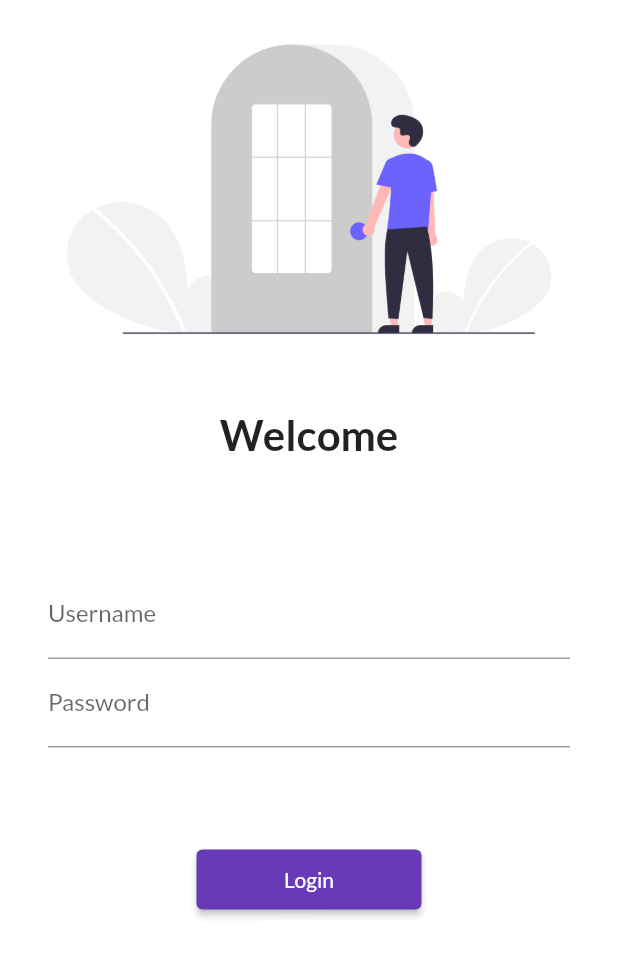
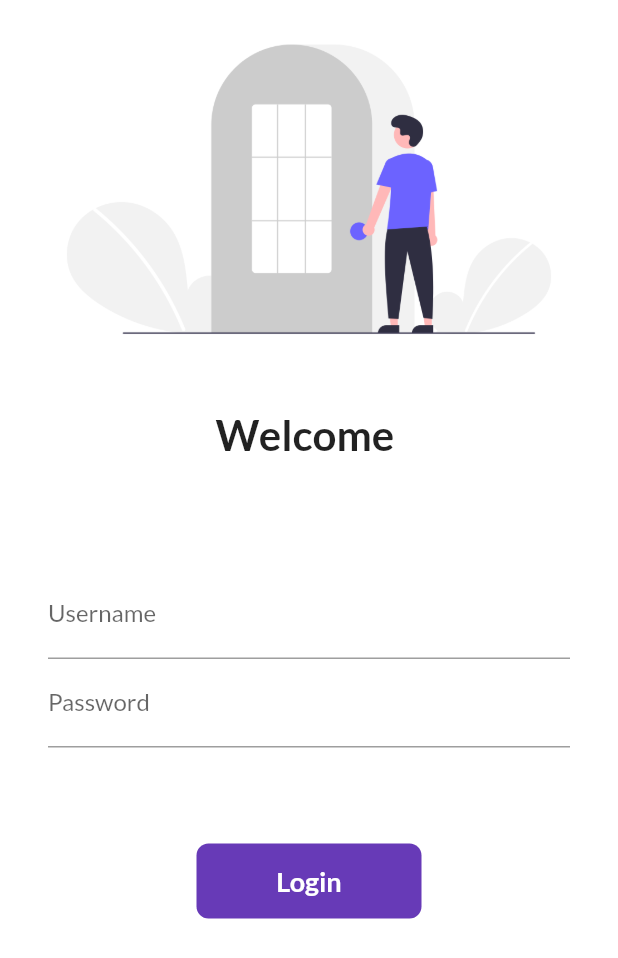
Before and after one commit to urmil404/Catalog-App, a Flutter app: the screen it shows after launch, on a phone screen of 412 x 824 dp. Shown: the top 958 px of the screen. Run offline on Flutter 3.47's test engine with Material 2 defaults, Android fonts, the phone set to English and light mode, and no system bars; our stand-ins replace google_fonts.

Commit message:
Animated Button and async await

```diff
--- a/lib/pages/home.dart
+++ b/lib/pages/home.dart
@@ -11,7 +11,7 @@ class homePage extends StatelessWidget {
         title: Text(
           "Catalog App",
           style: TextStyle(
-            color: Colors.yellow,
+            color: Colors.white,
             fontWeight: FontWeight.bold,
           ),
         ),
--- a/lib/pages/login_page.dart
+++ b/lib/pages/login_page.dart
@@ -1,8 +1,16 @@
 import 'package:flutter/material.dart';
 import 'package:flutter_catalog/utils/routes.dart';
 
-class LoginPage extends StatelessWidget {
+class LoginPage extends StatefulWidget {
   const LoginPage({Key? key}) : super(key: key);
+
+  @override
+  State<LoginPage> createState() => _LoginPageState();
+}
+
+class _LoginPageState extends State<LoginPage> {
+  String name = "";
+  bool changeButton = false;
 
   @override
   Widget build(BuildContext context) {
@@ -20,7 +28,7 @@ class LoginPage extends StatelessWidget {
                 height: 20.0,
               ),
               Text(
-                "Welcome",
+                "Welcome $name",
                 style: TextStyle(
                   fontSize: 28,
                   fontWeight: FontWeight.bold,
@@ -39,6 +47,10 @@ class LoginPage extends StatelessWidget {
                           hintText: "Enter Username",
                           labelText: "Username",
                         ),
+                        onChanged: (value) {
+                          name = value;
+                          setState(() {});
+                        },
                       ),
                       TextFormField(
                         obscureText: true,
@@ -49,16 +61,50 @@ class LoginPage extends StatelessWidget {
                       ),
                     ],
                   )),
-              ElevatedButton(
-                child: Text("Login"),
-                style: TextButton.styleFrom(
-                  minimumSize: Size(150, 40),
-                ),
-                onPressed: () {
-                  // print("hi Codepur");
+              // ElevatedButton(
+              //   child: Text("Login"),
+              //   style: TextButton.styleFrom(
+              //     minimumSize: Size(150, 40),
+              //   ),
+              //   onPressed: () {
+              //     // print("hi Codepur");
+              //     Navigator.pushNamed(context, MyRoutes.homeRoute);
+              //   },
+              // )
+              InkWell(
+                onTap: () async {
+                  setState(() {
+                    changeButton = true;
+                  });
+
+                  await Future.delayed(Duration(seconds: 1));
                   Navigator.pushNamed(context, MyRoutes.homeRoute);
                 },
-              )
+                child: AnimatedContainer(
+                  duration: Duration(seconds: 1),
+                  width: changeButton ? 50 : 150,
+                  height: 50,
+                  alignment: Alignment.center,
+                  child: changeButton
+                      ? Icon(
+                          Icons.done,
+                          color: Colors.white,
+                        )
+                      : Text(
+                          "Login",
+                          style: TextStyle(
+                            color: Colors.white,
+                            fontWeight: FontWeight.bold,
+                            fontSize: 18,
+                          ),
+                        ),
+                  decoration: BoxDecoration(
+                    color: Colors.deepPurple,
+                    borderRadius: BorderRadius.circular(changeButton ? 50 : 8),
+                    // shape: changeButton ? BoxShape.circle : BoxShape.rectangle,
+                  ),
+                ),
+              ),
             ],
           ),
         ),
--- a/pubspec.yaml
+++ b/pubspec.yaml
@@ -1,5 +1,5 @@
 name: flutter_catalog
-description: A new Flutter project.
+description: First Catalog App
 
 # The following line prevents the package from being accidentally published to
 # pub.dev using `flutter pub publish`. This is preferred for private packages.
```
Also changed, not shown: pubspec.lock, 1 other file.
